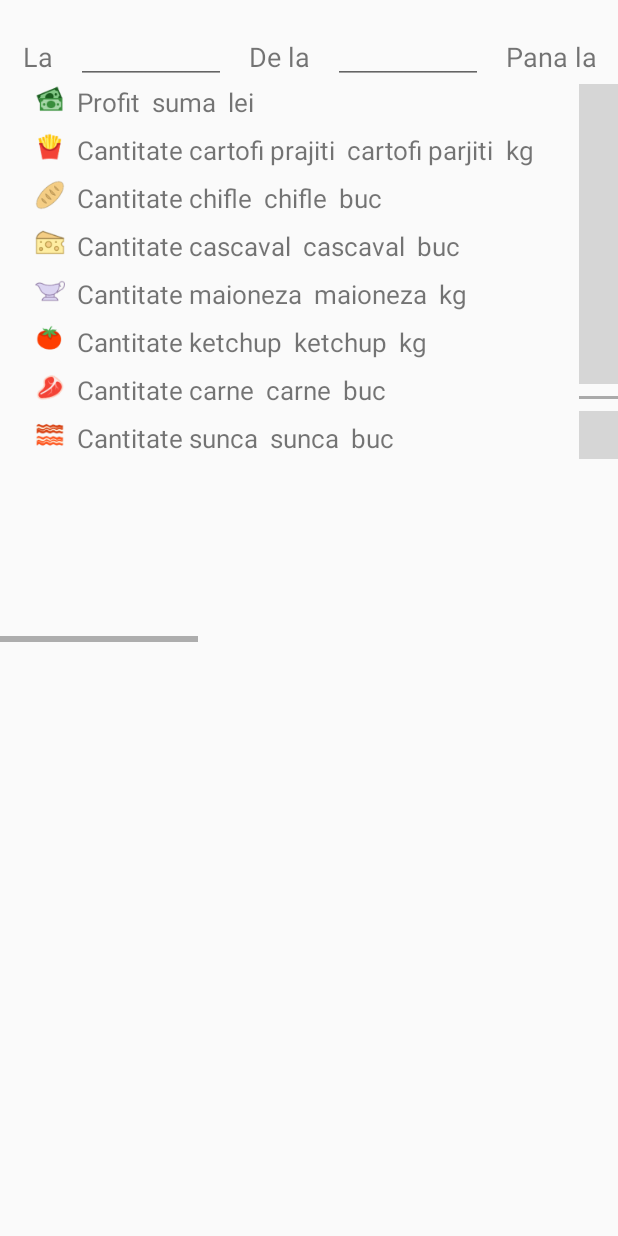
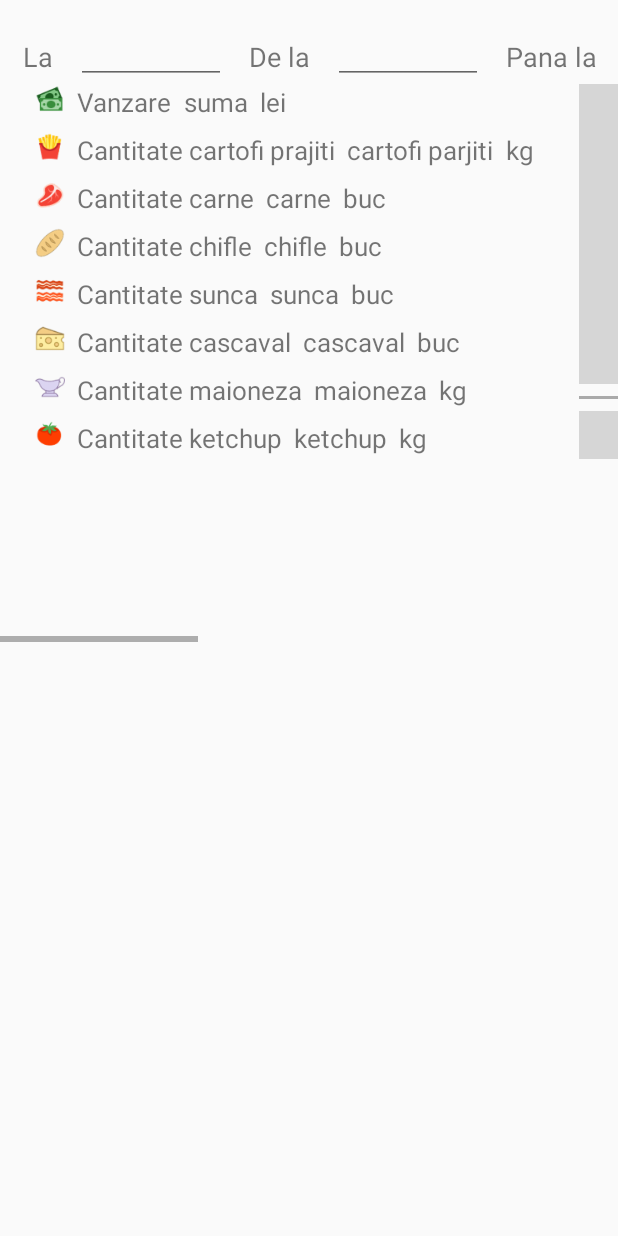
Before and after one commit to mariovs/FastFoodApp, an Android app: the layout activity_statistics.xml on its own in the app's theme, with its tools: preview values and no code run, on a phone screen of 412 x 824 dp. Run offline under Robolectric (Android 15) with nearby library versions, the phone set to English and light mode, and no system bars; plain views replace ColumnChartView, LineChartView, PieChartView; grey boxes are pictures that could not be loaded.

Commit message:
change order in labels from statistic activity

```diff
--- a/app/src/main/res/layout/activity_statistics.xml
+++ b/app/src/main/res/layout/activity_statistics.xml
@@ -136,7 +136,7 @@
                             android:id="@+id/periodCheckBox"
                             android:layout_width="wrap_content"
                             android:layout_height="wrap_content"
-                            android:layout_gravity="center"
+                            android:layout_gravity="bottom"
                             android:layout_marginLeft="@dimen/datepicker_statistics_margin"
                             android:buttonTint="@color/colorAccent"
                             android:text="Perioada" />
@@ -175,7 +175,7 @@
                                     android:layout_height="wrap_content"
                                     android:layout_gravity="center_horizontal|center"
                                     android:layout_marginLeft="8dp"
-                                    android:text="Profit"
+                                    android:text="Vanzare"
                                     android:textSize="17sp" />
 
                                 <TextView
@@ -243,6 +243,45 @@
                                 android:layout_width="wrap_content"
                                 android:layout_height="wrap_content"
                                 android:layout_marginBottom="8dp"
+                                android:orientation="horizontal">
+
+                                <ImageButton
+                                    android:layout_width="@dimen/labels_statistics_image_width"
+                                    android:layout_height="@dimen/labels_statistics_image_height"
+                                    android:background="@drawable/sunca"
+                                    android:scaleType="fitCenter" />
+
+                                <TextView
+                                    android:layout_width="wrap_content"
+                                    android:layout_height="wrap_content"
+                                    android:layout_gravity="center_horizontal|center"
+                                    android:layout_marginLeft="8dp"
+                                    android:text="Cantitate carne"
+                                    android:textSize="17sp" />
+
+                                <TextView
+                                    android:id="@+id/textViewAmountCarne"
+                                    android:layout_width="wrap_content"
+                                    android:layout_height="wrap_content"
+                                    android:layout_gravity="center_horizontal|center"
+                                    android:layout_marginLeft="8dp"
+                                    android:text="carne"
+                                    android:textSize="17sp" />
+
+                                <TextView
+                                    android:layout_width="wrap_content"
+                                    android:layout_height="wrap_content"
+                                    android:layout_gravity="center_horizontal|center"
+                                    android:layout_marginLeft="8dp"
+                                    android:text="buc"
+                                    android:textSize="17sp" />
+
+                            </LinearLayout>
+
+                            <LinearLayout
+                                android:layout_width="wrap_content"
+                                android:layout_height="wrap_content"
+                                android:layout_marginBottom="8dp"
                                 android:orientation="horizontal"
                                 android:weightSum="1">
 
@@ -269,6 +308,45 @@
                                     android:layout_gravity="center_horizontal|center"
                                     android:layout_marginLeft="8dp"
                                     android:text="chifle"
+                                    android:textSize="17sp" />
+
+                                <TextView
+                                    android:layout_width="wrap_content"
+                                    android:layout_height="wrap_content"
+                                    android:layout_gravity="center_horizontal|center"
+                                    android:layout_marginLeft="8dp"
+                                    android:text="buc"
+                                    android:textSize="17sp" />
+
+                            </LinearLayout>
+
+                            <LinearLayout
+                                android:layout_width="wrap_content"
+                                android:layout_height="wrap_content"
+                                android:layout_marginBottom="8dp"
+                                android:orientation="horizontal">
+
+                                <ImageButton
+                                    android:layout_width="@dimen/labels_statistics_image_width"
+                                    android:layout_height="@dimen/labels_statistics_image_height"
+                                    android:background="@drawable/bacon"
+                                    android:scaleType="fitCenter" />
+
+                                <TextView
+                                    android:layout_width="wrap_content"
+                                    android:layout_height="wrap_content"
+                                    android:layout_gravity="center_horizontal|center"
+                                    android:layout_marginLeft="8dp"
+                                    android:text="Cantitate sunca"
+                                    android:textSize="17sp" />
+
+                                <TextView
+                                    android:id="@+id/textViewAmountSunca"
+                                    android:layout_width="wrap_content"
+                                    android:layout_height="wrap_content"
+                                    android:layout_gravity="center_horizontal|center"
+                                    android:layout_marginLeft="8dp"
+                                    android:text="sunca"
                                     android:textSize="17sp" />
 
                                 <TextView
@@ -400,83 +478,7 @@
 
                             </LinearLayout>
 
-                            <LinearLayout
-                                android:layout_width="wrap_content"
-                                android:layout_height="wrap_content"
-                                android:layout_marginBottom="8dp"
-                                android:orientation="horizontal">
 
-                                <ImageButton
-                                    android:layout_width="@dimen/labels_statistics_image_width"
-                                    android:layout_height="@dimen/labels_statistics_image_height"
-                                    android:background="@drawable/sunca"
-                                    android:scaleType="fitCenter" />
-
-                                <TextView
-                                    android:layout_width="wrap_content"
-                                    android:layout_height="wrap_content"
-                                    android:layout_gravity="center_horizontal|center"
-                                    android:layout_marginLeft="8dp"
-                                    android:text="Cantitate carne"
-                                    android:textSize="17sp" />
-
-                                <TextView
-                                    android:id="@+id/textViewAmountCarne"
-                                    android:layout_width="wrap_content"
-                                    android:layout_height="wrap_content"
-                                    android:layout_gravity="center_horizontal|center"
-                                    android:layout_marginLeft="8dp"
-                                    android:text="carne"
-                                    android:textSize="17sp" />
-
-                                <TextView
-                                    android:layout_width="wrap_content"
-                                    android:layout_height="wrap_content"
-                                    android:layout_gravity="center_horizontal|center"
-                                    android:layout_marginLeft="8dp"
-                                    android:text="buc"
-                                    android:textSize="17sp" />
-
-                            </LinearLayout>
-
-                            <LinearLayout
-                                android:layout_width="wrap_content"
-                                android:layout_height="wrap_content"
-                                android:layout_marginBottom="8dp"
-                                android:orientation="horizontal">
-
-                                <ImageButton
-                                    android:layout_width="@dimen/labels_statistics_image_width"
-                                    android:layout_height="@dimen/labels_statistics_image_height"
-                                    android:background="@drawable/bacon"
-                                    android:scaleType="fitCenter" />
-
-                                <TextView
-                                    android:layout_width="wrap_content"
-                                    android:layout_height="wrap_content"
-                                    android:layout_gravity="center_horizontal|center"
-                                    android:layout_marginLeft="8dp"
-                                    android:text="Cantitate sunca"
-                                    android:textSize="17sp" />
-
-                                <TextView
-                                    android:id="@+id/textViewAmountSunca"
-                                    android:layout_width="wrap_content"
-                                    android:layout_height="wrap_content"
-                                    android:layout_gravity="center_horizontal|center"
-                                    android:layout_marginLeft="8dp"
-                                    android:text="sunca"
-                                    android:textSize="17sp" />
-
-                                <TextView
-                                    android:layout_width="wrap_content"
-                                    android:layout_height="wrap_content"
-                                    android:layout_gravity="center_horizontal|center"
-                                    android:layout_marginLeft="8dp"
-                                    android:text="buc"
-                                    android:textSize="17sp" />
-
-                            </LinearLayout>
 
 
                         </LinearLayout>
```
Also changed, not shown: app/src/main/java/com/mario22gmail/vasile/projecthamburger/MainActivity.java (+64 -55 lines).
